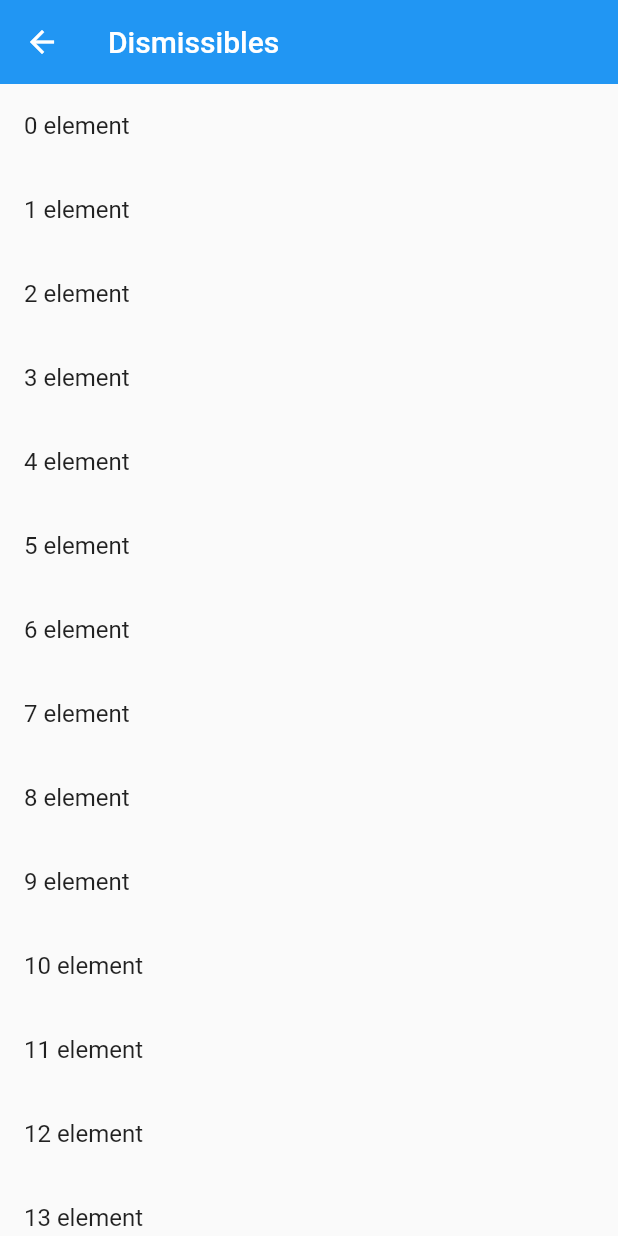
After one commit to Gaurav4604/flutterRepo, a Flutter app: the CustomDismissibleScreen screen opened by its route, on a phone screen of 412 x 824 dp. The commit adds this screen. Run offline on Flutter 3.47's test engine with Material 2 defaults, Android fonts, the phone set to English and light mode, and no system bars; our stand-ins replace camera, flutter_spinkit, google_fonts, sqflite; accounts and stored records are empty.

Commit message:
dismissibles implemented

```diff
--- /dev/null
+++ b/flutter-new/stateful/lib/custom_dismissible.dart
@@ -0,0 +1,44 @@
+import 'package:flutter/material.dart';
+
+class CustomDismissibleScreen extends StatefulWidget {
+  const CustomDismissibleScreen({super.key});
+
+  @override
+  State<CustomDismissibleScreen> createState() =>
+      _CustomDismissibleScreenState();
+}
+
+class _CustomDismissibleScreenState extends State<CustomDismissibleScreen> {
+  List<String> dismissibles = List.generate(100, (index) => '$index element');
+
+  @override
+  Widget build(BuildContext context) {
+    return Scaffold(
+      body: CustomScrollView(
+        slivers: [
+          const SliverAppBar(
+            title: Text("Dismissibles"),
+          ),
+          SliverList.builder(
+            itemCount: dismissibles.length,
+            itemBuilder: (context, index) {
+              return Dismissible(
+                  key: GlobalKey(),
+                  background: Container(
+                    color: Colors.red,
+                  ),
+                  onDismissed: (direction) {
+                    setState(() {
+                      dismissibles.removeAt(index);
+                    });
+                  },
+                  child: ListTile(
+                    title: Text(dismissibles[index]),
+                  ));
+            },
+          )
+        ],
+      ),
+    );
+  }
+}
--- a/flutter-new/stateful/lib/main.dart
+++ b/flutter-new/stateful/lib/main.dart
@@ -1,4 +1,5 @@
 import 'package:flutter/material.dart';
+import 'package:stateful/custom_dismissible.dart';
 import 'package:stateful/drag_drop_gestures.dart';
 import 'package:stateful/inkwell_based_button.dart';
 import 'package:stateful/simple_gestures.dart';
@@ -23,6 +24,7 @@ class MyApp extends StatelessWidget {
         "/gesture_basic_with_snackbar": (context) => const SimpleGestures(),
         "/gesture_drag_drop": (context) => const DragDrop(),
         "/inkwell_flat_button": (context) => const InkWellScreen(),
+        "/custom_dismissibles": (context) => const CustomDismissibleScreen(),
       },
       initialRoute: "/",
     );
@@ -36,7 +38,8 @@ class Home extends StatelessWidget {
     "stateful_layout",
     "gesture_basic_with_snackbar",
     "gesture_drag_drop",
-    "inkwell_flat_button"
+    "inkwell_flat_button",
+    "custom_dismissibles"
   ];
 
   @override
```
